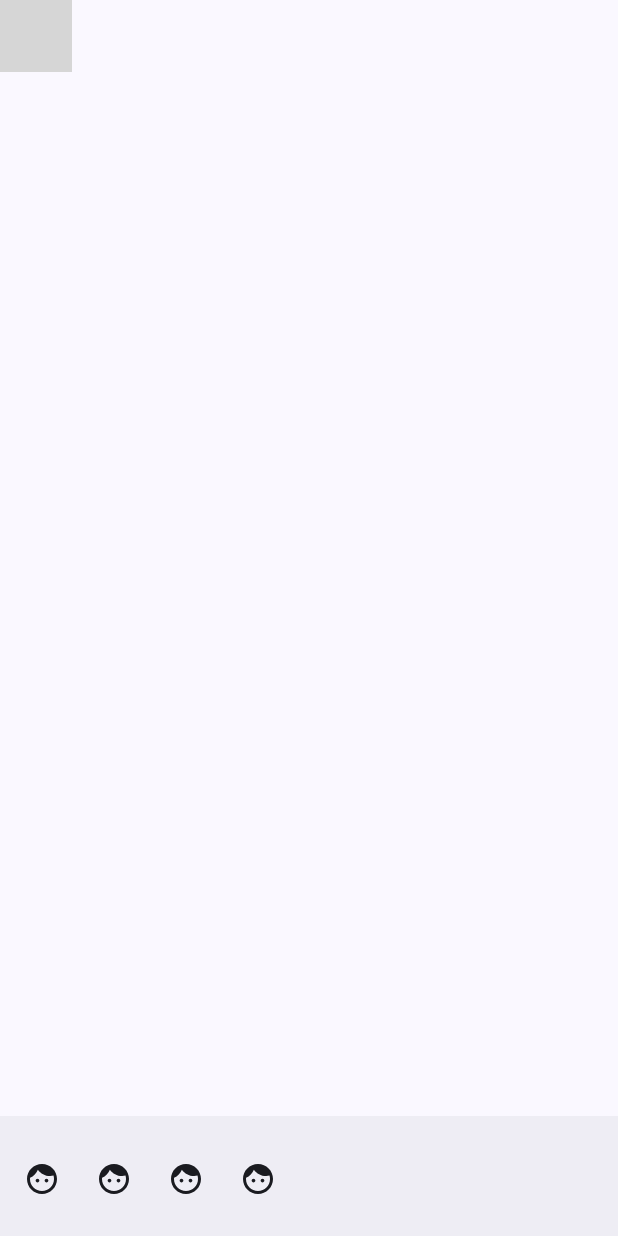
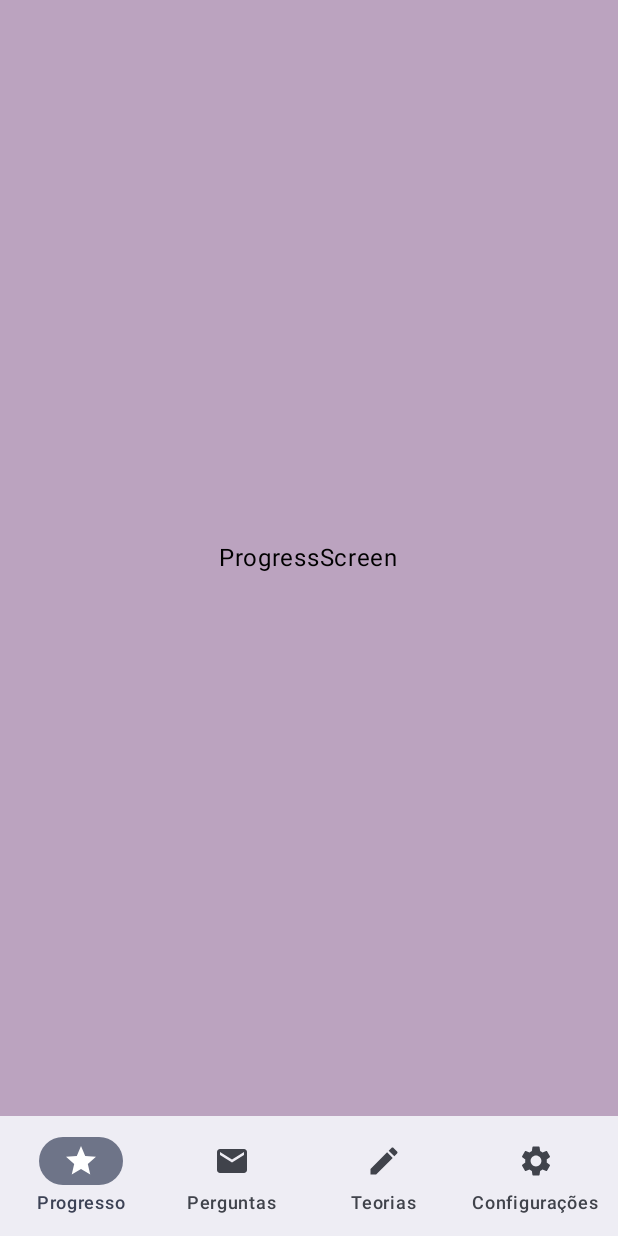
Before and after one commit to Kaiki098/EducaMat, an Android app built with Jetpack Compose: the screen it shows after launch (MainActivity), on a phone screen of 412 x 824 dp. Run offline under Robolectric (Android 15) with nearby library versions, the phone set to English and light mode, and no system bars; grey boxes are pictures that could not be loaded.

Commit message:
Setting navigation and starting type safety

```diff
--- a/app/src/main/java/br/com/kbat/educamat/presentation/navigation/Navigation.kt
+++ b/app/src/main/java/br/com/kbat/educamat/presentation/navigation/Navigation.kt
@@ -2,40 +2,35 @@ package br.com.kbat.educamat.presentation.navigation
 
 import androidx.compose.foundation.layout.fillMaxSize
 import androidx.compose.foundation.layout.padding
-import androidx.compose.material.icons.Icons
-import androidx.compose.material.icons.filled.Face
-import androidx.compose.material3.BottomAppBar
-import androidx.compose.material3.Icon
-import androidx.compose.material3.IconButton
 import androidx.compose.material3.Scaffold
 import androidx.compose.runtime.Composable
 import androidx.compose.runtime.getValue
 import androidx.compose.runtime.mutableStateOf
 import androidx.compose.runtime.remember
 import androidx.compose.ui.Modifier
+import androidx.navigation.NavGraphBuilder
 import androidx.navigation.compose.NavHost
 import androidx.navigation.compose.composable
 import androidx.navigation.compose.rememberNavController
-import br.com.kbat.educamat.presentation.ui.Config.ConfigScreen
-import br.com.kbat.educamat.presentation.ui.Progress.ProgressScreen
-import br.com.kbat.educamat.presentation.ui.Questions.QuestionsScreen
-import br.com.kbat.educamat.presentation.ui.SingUp.SignUpScreen
-import br.com.kbat.educamat.presentation.ui.Theories.TheoriesScreen
+import br.com.kbat.educamat.presentation.ui.progress.ProgressScreen
+import br.com.kbat.educamat.presentation.ui.questions.QuestionsScreen
+import br.com.kbat.educamat.presentation.ui.settings.SettingsScreen
+import br.com.kbat.educamat.presentation.ui.singUp.SignUpScreen
+import br.com.kbat.educamat.presentation.ui.theories.TheoriesScreen
 
 @Composable
 fun EducaMatApp(modifier: Modifier = Modifier) {
     val isUserLoggedIn by remember {
         mutableStateOf(false)
     }
-    val showBottomBar by remember {
+    val showBottomBar by remember {// na navegação para responder as perguntas, a bottomBar deve desaparecer
         mutableStateOf(true)
     }
     val navController = rememberNavController()
     val starDestination = if (isUserLoggedIn) "signupscreen" else "progressscreen"
 
-
-    Scaffold (
-        bottomBar = { if (showBottomBar) BottomBar() },
+    Scaffold(
+        bottomBar = { if (showBottomBar) BottomBar(navController = navController) },
     ) { innerpadding ->
 
         val defaultModifier = Modifier
@@ -43,41 +38,41 @@ fun EducaMatApp(modifier: Modifier = Modifier) {
             .padding(innerpadding)
 
         NavHost(navController = navController, startDestination = starDestination) {
-            composable(route = "signupscreen") {
-                SignUpScreen(defaultModifier)
-            }
-            composable(route = "progressscreen") {
-                ProgressScreen(defaultModifier)
-            }
-            composable(route = "questionsscreen") {
-                QuestionsScreen(defaultModifier)
-            }
-            composable(route = "theoriesscreen") {
-                TheoriesScreen(defaultModifier)
-            }
-            composable(route = "configscreen") {
-                ConfigScreen(defaultModifier)
-            }
+            signUpDestination(defaultModifier)
+            progressDestination(defaultModifier)
+            questionsDestination(defaultModifier)
+            theoriesDestination(defaultModifier)
+            settingsDestination(defaultModifier)
         }
     }
 }
 
-@Composable
-fun BottomBar(modifier: Modifier = Modifier) {
-    BottomAppBar (
-        actions = {
-            IconButton(onClick = { /*TODO*/ }) {
-                Icon(imageVector = Icons.Default.Face, contentDescription = null)
-            }
-            IconButton(onClick = { /*TODO*/ }) {
-                Icon(imageVector = Icons.Default.Face, contentDescription = null)
-            }
-            IconButton(onClick = { /*TODO*/ }) {
-                Icon(imageVector = Icons.Default.Face, contentDescription = null)
-            }
-            IconButton(onClick = { /*TODO*/ }) {
-                Icon(imageVector = Icons.Default.Face, contentDescription = null)
-            }
-        }
-    )
+private fun NavGraphBuilder.settingsDestination(defaultModifier: Modifier) {
+    composable(route = "settingsscreen") {
+        SettingsScreen(defaultModifier)
+    }
 }
+
+private fun NavGraphBuilder.theoriesDestination(defaultModifier: Modifier) {
+    composable(route = "theoriesscreen") {
+        TheoriesScreen(defaultModifier)
+    }
+}
+
+private fun NavGraphBuilder.questionsDestination(defaultModifier: Modifier) {
+    composable(route = "questionsscreen") {
+        QuestionsScreen(defaultModifier)
+    }
+}
+
+private fun NavGraphBuilder.progressDestination(defaultModifier: Modifier) {
+    composable(route = "progressscreen") {
+        ProgressScreen(defaultModifier)
+    }
+}
+
+private fun NavGraphBuilder.signUpDestination(defaultModifier: Modifier) {
+    composable(route = "signupscreen") { // tentar verificar depois pq a extração n
+        SignUpScreen(defaultModifier)
+    }
+}
--- /dev/null
+++ b/app/src/main/java/br/com/kbat/educamat/presentation/navigation/NavigationComponents.kt
@@ -0,0 +1,101 @@
+package br.com.kbat.educamat.presentation.navigation
+
+import androidx.compose.material.icons.Icons
+import androidx.compose.material.icons.filled.Create
+import androidx.compose.material.icons.filled.Email
+import androidx.compose.material.icons.filled.Settings
+import androidx.compose.material.icons.filled.Star
+import androidx.compose.material3.BottomAppBar
+import androidx.compose.material3.Icon
+import androidx.compose.material3.NavigationBarItem
+import androidx.compose.material3.Text
+import androidx.compose.runtime.Composable
+import androidx.compose.runtime.getValue
+import androidx.compose.runtime.remember
+import androidx.compose.ui.Modifier
+import androidx.compose.ui.graphics.vector.ImageVector
+import androidx.compose.ui.tooling.preview.Preview
+import androidx.navigation.NavHostController
+import androidx.navigation.compose.currentBackStackEntryAsState
+import androidx.navigation.compose.rememberNavController
+import androidx.navigation.navOptions
+
+
+sealed class HomeNavItem(
+    val label: String,
+    val icon: ImageVector,
+    val route: String
+) {
+    data object Progress : HomeNavItem(
+        label = "Progresso",
+        Icons.Default.Star,
+        route = "progressscreen"
+    )
+
+    data object Questions : HomeNavItem(
+        label = "Perguntas",
+        icon = Icons.Default.Email,
+        route = "questionsscreen"
+    )
+
+    data object Theories : HomeNavItem(
+        label = "Teorias",
+        icon = Icons.Default.Create,
+        route = "theoriesscreen"
+    )
+
+    data object Settings : HomeNavItem(
+        label = "Configurações",
+        icon = Icons.Default.Settings,
+        route = "settingsscreen"
+    )
+}
+
+
+@Composable
+fun BottomBar(modifier: Modifier = Modifier, navController: NavHostController) {
+    val items = remember {
+        listOf(
+            HomeNavItem.Progress,
+            HomeNavItem.Questions,
+            HomeNavItem.Theories,
+            HomeNavItem.Settings
+        )
+    }
+
+    val currentBackStack by navController.currentBackStackEntryAsState()
+    val currentDestination = currentBackStack?.destination?.route
+
+    BottomAppBar(
+        actions = {
+            items.forEach { item ->
+                NavigationBarItem(
+                    selected = currentDestination == item.route,
+                    onClick = {
+                        navController.navigate(item.route, navOptions = navOptions {
+                            launchSingleTop = true
+                            popUpTo(navController.graph.startDestinationId)
+                        })
+                    },
+                    icon = {
+                        Icon(
+                            imageVector = item.icon,
+                            contentDescription = null
+                        )
+                    },
+                    label = {
+                        Text(text = item.label)
+                    }
+                )
+            }
+        }
+    )
+}
+
+@Preview
+@Composable
+private fun BottomBarPreview() {
+    val navController: NavHostController = rememberNavController()
+
+    BottomBar(navController = navController)
+}
--- /dev/null
+++ b/app/src/main/java/br/com/kbat/educamat/presentation/ui/progress/ProgressScreen.kt
@@ -0,0 +1,37 @@
+package br.com.kbat.educamat.presentation.ui.progress
+
+import androidx.compose.foundation.background
+import androidx.compose.foundation.layout.Arrangement
+import androidx.compose.foundation.layout.Column
+import androidx.compose.foundation.layout.fillMaxSize
+import androidx.compose.material3.Text
+import androidx.compose.runtime.Composable
+import androidx.compose.ui.Alignment
+import androidx.compose.ui.Modifier
+import androidx.compose.ui.graphics.Color
+import androidx.compose.ui.tooling.preview.Preview
+import br.com.kbat.educamat.presentation.utils.getContrastColor
+import br.com.kbat.educamat.presentation.utils.getRandomColor
+
+/* Essa funcinalidade das cores aleatórias,
+podem ser apagadas, era só teste
+ */
+
+@Composable
+fun ProgressScreen(modifier: Modifier = Modifier) {
+    val backgroundColor = getRandomColor()
+    Column(
+        modifier = modifier
+            .background(Color(backgroundColor)),
+        verticalArrangement = Arrangement.Center,
+        horizontalAlignment = Alignment.CenterHorizontally
+    ) {
+        Text(text = "ProgressScreen", color = Color(getContrastColor(backgroundColor)))
+    }
+}
+
+@Preview
+@Composable
+private fun ProgressScreenPreview() {
+    ProgressScreen(Modifier.fillMaxSize())
+}
--- /dev/null
+++ b/app/src/main/java/br/com/kbat/educamat/presentation/utils/ColorUtil.kt
@@ -0,0 +1,17 @@
+package br.com.kbat.educamat.presentation.utils
+
+import android.graphics.Color
+import kotlin.random.Random
+
+
+fun getRandomColor(): Int {
+    val random = Random
+    return Color.argb(255, random.nextInt(256), random.nextInt(256), random.nextInt(256))
+}
+
+fun getContrastColor(backgroundColor: Int): Int {
+    val luminance = (0.299 * Color.red(backgroundColor) +
+            0.587 * Color.green(backgroundColor) +
+            0.114 * Color.blue(backgroundColor)) / 255
+    return if (luminance > 0.5) Color.BLACK else Color.WHITE
+}
```
Also changed, not shown: app/src/main/java/br/com/kbat/educamat/MainActivity.kt (+0 -8 lines), app/src/main/java/br/com/kbat/educamat/presentation/ui/Config/ConfigScreen.kt (deleted, +0 -18 lines), app/src/main/java/br/com/kbat/educamat/presentation/ui/Questions/QuestionsScreen.kt (deleted, +0 -18 lines), app/src/main/java/br/com/kbat/educamat/presentation/ui/SingUp/SignUpScreen.kt (deleted, +0 -18 lines), app/src/main/java/br/com/kbat/educamat/presentation/ui/Theories/TheoriesScreen.kt (deleted, +0 -18 lines), app/src/main/java/br/com/kbat/educamat/presentation/ui/questions/QuestionsScreen.kt (added, +28 -0 lines), app/src/main/java/br/com/kbat/educamat/presentation/ui/settings/SettingsScreen.kt (added, +28 -0 lines), app/src/main/java/br/com/kbat/educamat/presentation/ui/singUp/SignUpScreen.kt (added, +28 -0 lines), app/src/main/java/br/com/kbat/educamat/presentation/ui/theories/TheoriesScreen.kt (renamed from app/src/main/java/br/com/kbat/educamat/presentation/ui/Progress/ProgressScreen.kt, +8 -14 lines).
